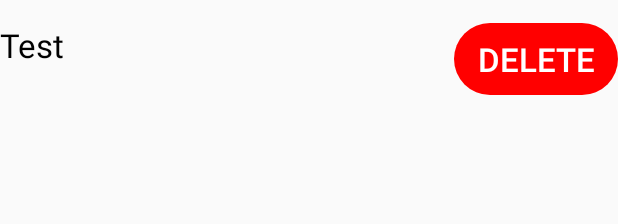
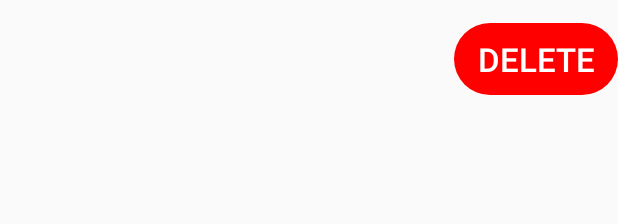
Before and after one commit to dilfruh/Notifier, an Android app: the layout notification_list_item.xml on its own in the app's theme, with its tools: preview values and no code run, on a phone screen of 412 x 824 dp. Shown: the top 224 px of the screen. Run offline under Robolectric (Android 15) with nearby library versions, the phone set to English and light mode, and no system bars.

Commit message:
plug in the notification data to the list

```diff
--- a/app/src/main/res/layout/activity_main.xml
+++ b/app/src/main/res/layout/activity_main.xml
@@ -177,12 +177,13 @@
         <!-- Here, our MainActivity will insert the list of all the apps we've given custom notifications to and the info about those -->
         <TextView
             android:id="@+id/notificationList"
-            android:text="\nCurrent notifications:"
+            android:text="Current notifications:"
             android:textSize="22sp"
             android:textColor="@color/black"
             app:layout_constraintTop_toBottomOf="@id/deleteButton"
             app:layout_constraintLeft_toLeftOf="parent"
             app:layout_constraintRight_toRightOf="parent"
+            android:layout_marginTop="25dp"
             android:layout_width="wrap_content"
             android:layout_height="wrap_content"
         />
--- a/app/src/main/res/layout/notification_list_item.xml
+++ b/app/src/main/res/layout/notification_list_item.xml
@@ -8,7 +8,6 @@
 >
     <TextView
         android:id="@+id/appName"
-        android:text="Test"
         android:textSize="22sp"
         android:textColor="@color/black"
         app:layout_constraintTop_toTopOf="parent"
@@ -17,6 +16,16 @@
         android:layout_width="wrap_content"
         android:layout_height="wrap_content"
     />
+    <TextView
+        android:id="@+id/details"
+        android:textSize="22sp"
+        android:textColor="@color/black"
+        app:layout_constraintTop_toTopOf="parent"
+        app:layout_constraintLeft_toRightOf="@id/appName"
+        android:layout_marginTop="15dp"
+        android:layout_width="wrap_content"
+        android:layout_height="wrap_content"
+        />
     <Button
         android:id="@+id/deleteButton"
         android:text="Delete"
```
Also changed, not shown: app/src/main/java/com/dil/notifier/MainActivity.kt (+29 -49 lines), app/src/main/java/com/dil/notifier/NotificationListAdapter.kt (+13 -1 lines).
